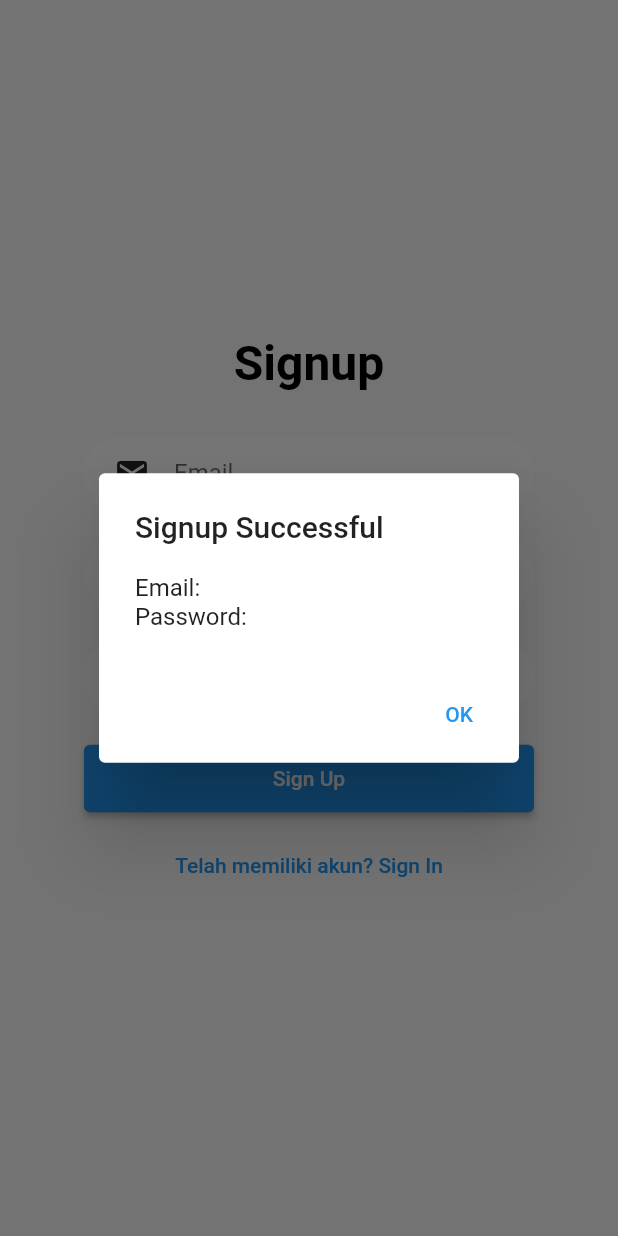
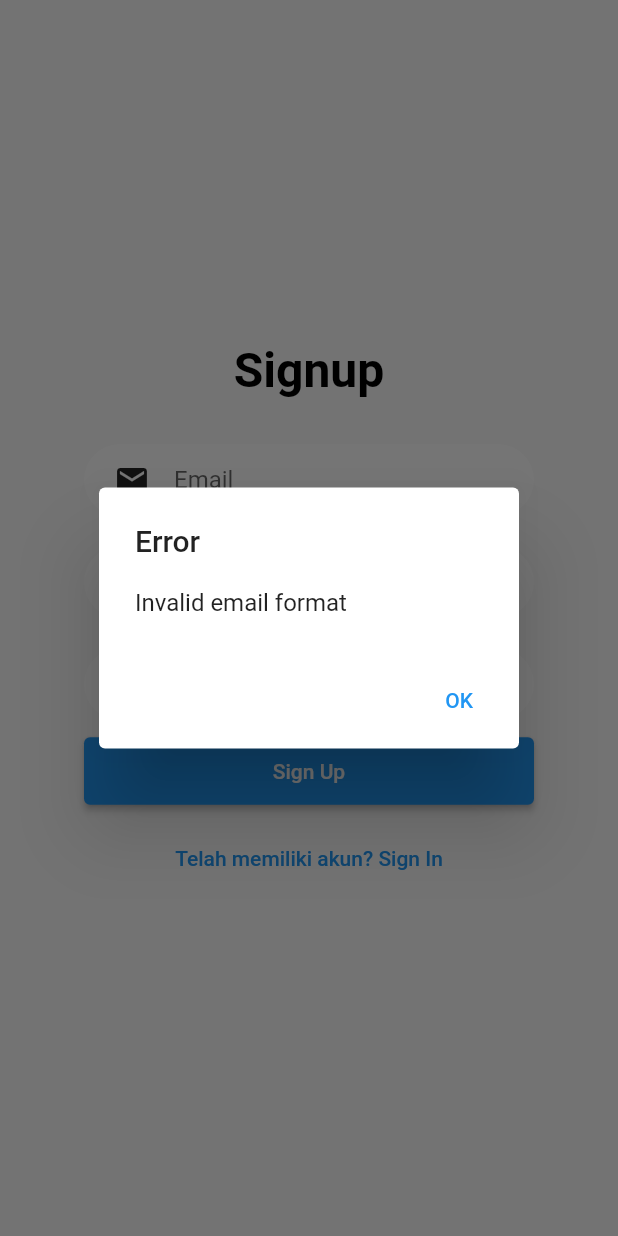
Before and after one commit to rafiizdhr/Likely, a Flutter app: the Signup screen opened by its route, after a tap on "Sign Up", on a phone screen of 412 x 824 dp. Run offline on Flutter 3.47's test engine with Material 2 defaults, Android fonts, the phone set to English and light mode, and no system bars; our stand-ins replace appinio_swiper, cloud_firestore, firebase_auth, firebase_core, get, google_fonts and 1 more; accounts and stored records are empty.

Commit message:
signup dan signin firebase

```diff
--- a/lib/pages/pages.dart
+++ b/lib/pages/pages.dart
@@ -1,5 +1,6 @@
 import 'dart:io';
 import 'dart:math';
+import 'package:firebase_auth/firebase_auth.dart';
 import 'package:get/get.dart';
 import '../widgets/widgets.dart';
 import '../models/models.dart';
--- a/lib/pages/signup.dart
+++ b/lib/pages/signup.dart
@@ -1,4 +1,6 @@
 part of 'pages.dart';
+
+// Make sure to add these imports
 
 class Signup extends StatefulWidget {
   const Signup({Key? key});
@@ -8,6 +10,7 @@ class Signup extends StatefulWidget {
 }
 
 class _SignupState extends State<Signup> {
+  FirebaseAuth _auth = FirebaseAuth.instance;
   TextEditingController emailController = TextEditingController();
   TextEditingController passwordController = TextEditingController();
   TextEditingController confirmPasswordController = TextEditingController();
@@ -107,17 +110,43 @@ class _SignupState extends State<Signup> {
                     ),
                   ),
                   SizedBox(height: 10),
-
-                  SizedBox(height: 10),
                   // Tombol "Sign Up"
                   ElevatedButton(
-                    onPressed: () {
+                    onPressed: () async {
                       String email = emailController.text;
                       String password = passwordController.text;
                       String confirmPassword = confirmPasswordController.text;
 
+                      // Email format validation
+                      if (!_isValidEmail(email)) {
+                        showDialog(
+                          context: context,
+                          builder: (context) {
+                            return AlertDialog(
+                              title: Text('Error'),
+                              content: Text('Invalid email format'),
+                              actions: [
+                                TextButton(
+                                  onPressed: () {
+                                    Navigator.pop(context);
+                                  },
+                                  child: Text('OK'),
+                                ),
+                              ],
+                            );
+                          },
+                        );
+                        return;
+                      }
+
                       // Validasi password
                       if (password == confirmPassword) {
+                        try {
+                          await _auth.createUserWithEmailAndPassword(
+                            email: email,
+                            password: password,
+                          );
+
                           showDialog(
                             context: context,
                             builder: (context) {
@@ -142,6 +171,41 @@ class _SignupState extends State<Signup> {
                               );
                             },
                           );
+                        } catch (e) {
+                          // Handle specific Firebase authentication errors
+                          String errorMessage = 'Email/Password salah!';
+
+                          if (e is FirebaseAuthException) {
+                            switch (e.code) {
+                              case 'weak-password':
+                                errorMessage = 'The password is too weak';
+                                break;
+                              case 'email-already-in-use':
+                                errorMessage =
+                                    'The account already exists for that email';
+                                break;
+                              // Add more cases as needed
+                            }
+                          }
+
+                          showDialog(
+                            context: context,
+                            builder: (context) {
+                              return AlertDialog(
+                                title: Text('Error'),
+                                content: Text(errorMessage),
+                                actions: [
+                                  TextButton(
+                                    onPressed: () {
+                                      Navigator.pop(context);
+                                    },
+                                    child: Text('OK'),
+                                  ),
+                                ],
+                              );
+                            },
+                          );
+                        }
                       } else {
                         // Menampilkan pesan jika password tidak cocok
                         showDialog(
@@ -187,4 +251,11 @@ class _SignupState extends State<Signup> {
       ),
     );
   }
+
+  bool _isValidEmail(String email) {
+    // Simple email validation using regex
+    final RegExp emailRegex =
+        RegExp(r'^[\w-]+(\.[\w-]+)*@([\w-]+\.)+[a-zA-Z]{2,7}$');
+    return emailRegex.hasMatch(email);
   }
+}
--- a/pubspec.yaml
+++ b/pubspec.yaml
@@ -15,6 +15,7 @@ dependencies:
   get: ^4.6.5
   image_picker: ^1.0.4
   cloud_firestore: ^4.13.3
+  firebase_auth: ^4.15.0
 
 dev_dependencies:
   flutter_test:
```
Also changed, not shown: lib/auth.dart (added, +18 -0 lines), lib/pages/signin.dart (+44 -2 lines), lib/firebase_options.dart, pubspec.lock, 3 other files. Lines whose indentation alone changed are shown as unchanged.
